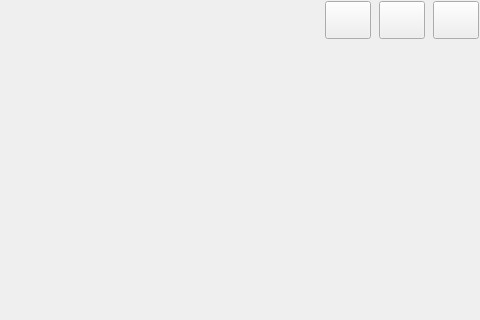
First picture: the form in CppChat/app/mainwindow.ui, repository Algebraaaa/CppChat, before the edit; both pictures show x 218 to 698 and y 0 to 320 of the 698 by 525 pixel window.
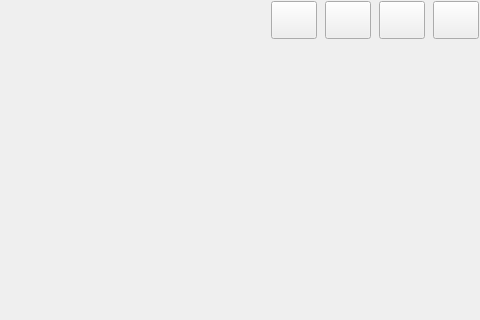
Second picture: the form after the edit.

Patch:
```diff
--- a/CppChat/app/mainwindow.ui
+++ b/CppChat/app/mainwindow.ui
@@ -114,6 +114,40 @@
          </property>
         </spacer>
        </item>
+       <item>
+        <widget class="QPushButton" name="pin_btn">
+         <property name="minimumSize">
+          <size>
+           <width>46</width>
+           <height>38</height>
+          </size>
+         </property>
+         <property name="maximumSize">
+          <size>
+           <width>46</width>
+           <height>38</height>
+          </size>
+         </property>
+         <property name="cursor">
+          <cursorShape>PointingHandCursor</cursorShape>
+         </property>
+         <property name="toolTip">
+          <string>窗口置顶</string>
+         </property>
+         <property name="text">
+          <string/>
+         </property>
+         <property name="checkable">
+          <bool>true</bool>
+         </property>
+         <property name="autoDefault">
+          <bool>false</bool>
+         </property>
+         <property name="focusPolicy">
+          <enum>Qt::NoFocus</enum>
+         </property>
+        </widget>
+       </item>
        <item>
         <widget class="QPushButton" name="minimize_btn">
          <property name="minimumSize">
```
